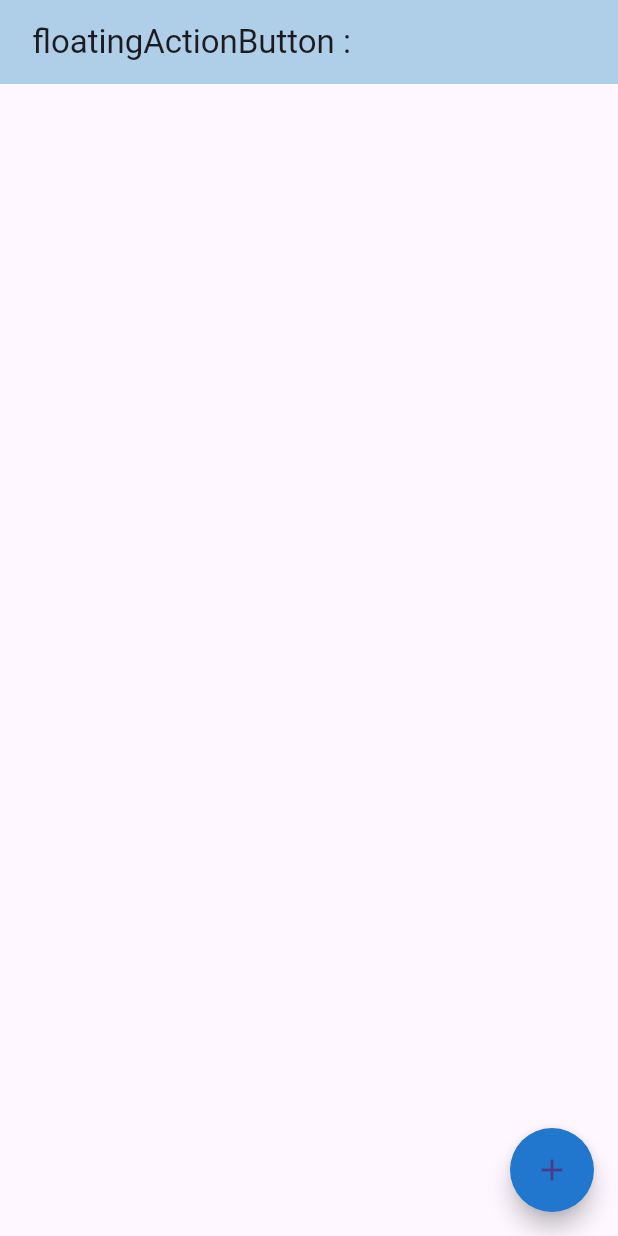
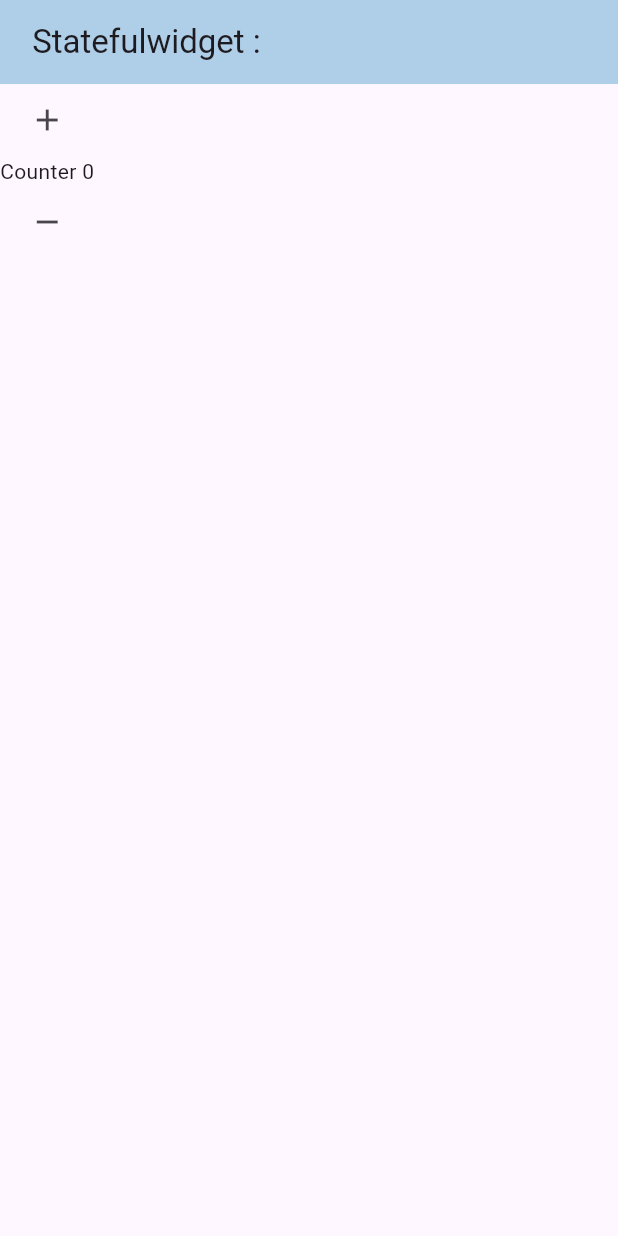
Before and after one commit to HussenAlwees/basics, a Flutter app: the screen it shows after launch, on a phone screen of 412 x 824 dp. Run offline on Flutter 3.47's test engine with Material 3 defaults, Android fonts, the phone set to English and light mode, and no system bars.

Commit message:
statefulWidget

```diff
--- a/lib/main.dart
+++ b/lib/main.dart
@@ -5,31 +5,50 @@ void main() {
   runApp(MyApp());
 }
 
-class MyApp extends StatelessWidget {
-  MyApp({super.key});
+class MyApp extends StatefulWidget {
+  const MyApp({super.key});
+  @override
+  State<MyApp> createState() => _MyAppState();
+}
+
+class _MyAppState extends State<MyApp> {
+  int i = 0;
 
   @override
   Widget build(BuildContext context) {
     return MaterialApp(
       home: Scaffold(
-        floatingActionButton: FloatingActionButton(
-          child: Icon(Icons.add),
-          backgroundColor: Color.fromARGB(255, 32, 119, 205),
-          shape: CircleBorder(eccentricity: 0.5),
-          onPressed: () {
-            print("Hussen");
-          },
-        ), //FloatingActionButton
         appBar: AppBar(
-          title: const Text(" floatingActionButton :"),
+          title: const Text(" Statefulwidget :"),
           backgroundColor: const Color.fromARGB(255, 175, 206, 232),
         ), //AppBar
         body: Container(
           child: Column(
-            children: [],
+            children: [
+              IconButton(
+                onPressed: () {
+                  setState(() {
+                    i++;
+                  });
+
+                  print(i);
+                },
+                icon: Icon(Icons.add),
+              ),
+              Text("Counter $i"),
+              IconButton(
+                onPressed: () {
+                  setState(() {
+                    i--;
+                  });
+                  print(i);
+                },
+                icon: Icon(Icons.remove),
+              ),
+            ],
           ), // column
         ), //Container
       ), //Scaffold
-    ); //MaterialApp
+    );
   }
 }
```
